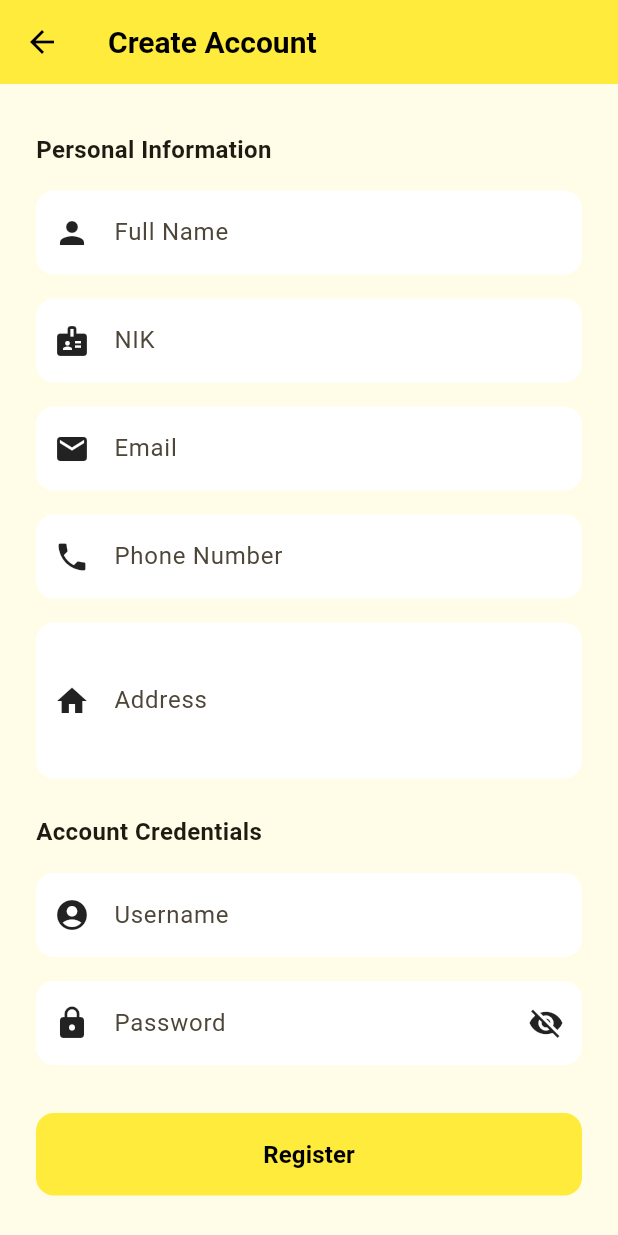
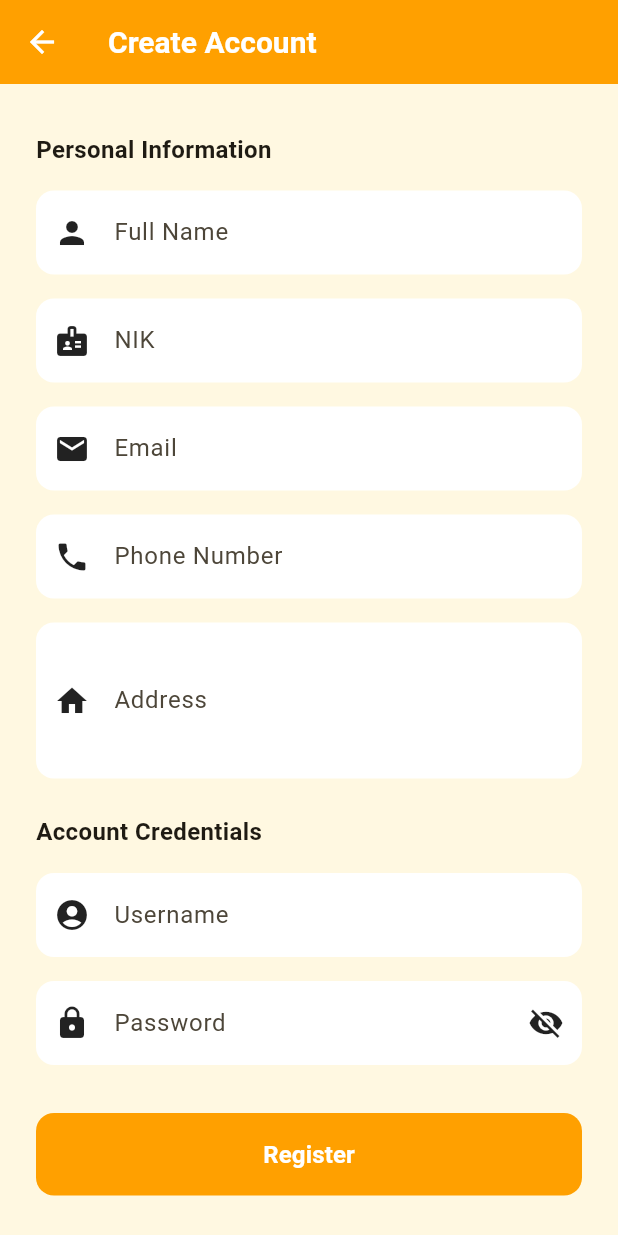
Before and after one commit to naufalalamhaidar/utspam_c3_5a_0031, a Flutter app: the RegistrationPage screen opened directly, on a phone screen of 412 x 824 dp. Run offline on Flutter 3.47's test engine with Material 3 defaults, Android fonts, the phone set to English and light mode, and no system bars; our stand-ins replace shared_preferences; accounts and stored records are empty.

Commit message:
color update

```diff
--- a/lib/pages/registration_page.dart
+++ b/lib/pages/registration_page.dart
@@ -61,19 +61,19 @@ class _RegistrationPageState extends State<RegistrationPage> {
   @override
   Widget build(BuildContext context) {
     return Scaffold(
-      backgroundColor: Colors.yellow.shade50,
+      backgroundColor: Colors.amber.shade50,
       appBar: AppBar(
-        backgroundColor: Colors.yellow,
+        backgroundColor: Colors.amber[700],
         elevation: 0,
         title: const Text(
           'Create Account',
           style: TextStyle(
-            color: Colors.black,
+            color: Colors.white,
             fontWeight: FontWeight.w600,
             fontSize: 20,
           ),
         ),
-        iconTheme: const IconThemeData(color: Colors.black),
+        iconTheme: const IconThemeData(color: Colors.white),
       ),
       body: SingleChildScrollView(
         child: Padding(
@@ -105,8 +105,8 @@ class _RegistrationPageState extends State<RegistrationPage> {
                     ),
                     focusedBorder: OutlineInputBorder(
                       borderRadius: BorderRadius.circular(12),
-                      borderSide: const BorderSide(
-                        color: Colors.yellow,
+                      borderSide: BorderSide(
+                        color: Colors.amber[700]!,
                         width: 2,
                       ),
                     ),
@@ -136,8 +136,8 @@ class _RegistrationPageState extends State<RegistrationPage> {
                     ),
                     focusedBorder: OutlineInputBorder(
                       borderRadius: BorderRadius.circular(12),
-                      borderSide: const BorderSide(
-                        color: Colors.yellow,
+                      borderSide: BorderSide(
+                        color: Colors.amber[700]!,
                         width: 2,
                       ),
                     ),
@@ -171,8 +171,8 @@ class _RegistrationPageState extends State<RegistrationPage> {
                     ),
                     focusedBorder: OutlineInputBorder(
                       borderRadius: BorderRadius.circular(12),
-                      borderSide: const BorderSide(
-                        color: Colors.yellow,
+                      borderSide: BorderSide(
+                        color: Colors.amber[700]!,
                         width: 2,
                       ),
                     ),
@@ -206,8 +206,8 @@ class _RegistrationPageState extends State<RegistrationPage> {
                     ),
                     focusedBorder: OutlineInputBorder(
                       borderRadius: BorderRadius.circular(12),
-                      borderSide: const BorderSide(
-                        color: Colors.yellow,
+                      borderSide: BorderSide(
+                        color: Colors.amber[700]!,
                         width: 2,
                       ),
                     ),
@@ -238,8 +238,8 @@ class _RegistrationPageState extends State<RegistrationPage> {
                     ),
                     focusedBorder: OutlineInputBorder(
                       borderRadius: BorderRadius.circular(12),
-                      borderSide: const BorderSide(
-                        color: Colors.yellow,
+                      borderSide: BorderSide(
+                        color: Colors.amber[700]!,
                         width: 2,
                       ),
                     ),
@@ -313,8 +313,8 @@ class _RegistrationPageState extends State<RegistrationPage> {
                     ),
                     focusedBorder: OutlineInputBorder(
                       borderRadius: BorderRadius.circular(12),
-                      borderSide: const BorderSide(
-                        color: Colors.yellow,
+                      borderSide: BorderSide(
+                        color: Colors.amber[700]!,
                         width: 2,
                       ),
                     ),
@@ -347,8 +347,8 @@ class _RegistrationPageState extends State<RegistrationPage> {
                 ElevatedButton(
                   onPressed: _register,
                   style: ElevatedButton.styleFrom(
-                    backgroundColor: Colors.yellow,
-                    foregroundColor: Colors.black,
+                    backgroundColor: Colors.amber[700],
+                    foregroundColor: Colors.white,
                     padding: const EdgeInsets.symmetric(vertical: 16),
                     shape: RoundedRectangleBorder(
                       borderRadius: BorderRadius.circular(12),
```
